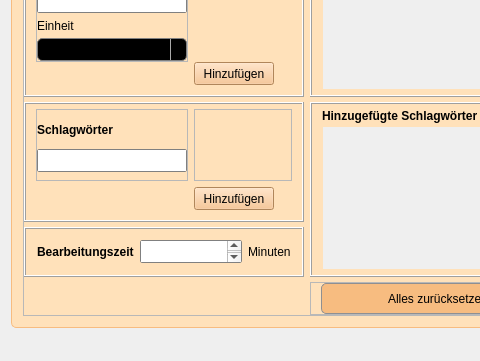
Before: the Qt Designer form mainwindow.ui in DaDarkDan/CookAndBakeryDb, drawn with Qt 5; both pictures show x 0 to 480 and y 373 to 734 of the 1279 by 734 pixel window.
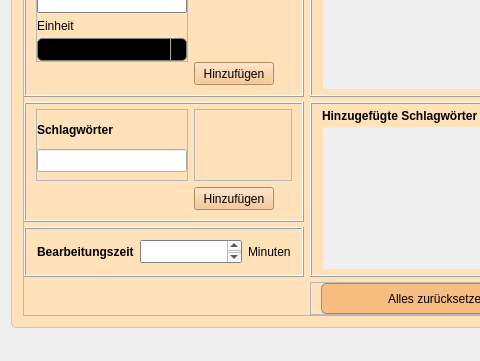
After: the same form once the commit is applied. The open tabs and pages were chosen to show the change. Icons and pictures are not drawn.

What changed in the file:
```diff
--- a/mainwindow.ui
+++ b/mainwindow.ui
@@ -1882,13 +1882,7 @@
                   </widget>
                  </item>
                  <item>
-                  <widget class="QTextEdit" name="createAddedKeywordsTxtEdit">
-                   <property name="sizePolicy">
-                    <sizepolicy hsizetype="Preferred" vsizetype="Preferred">
-                     <horstretch>0</horstretch>
-                     <verstretch>0</verstretch>
-                    </sizepolicy>
-                   </property>
+                  <widget class="QLineEdit" name="createAddedKeywordsLineEdit">
                    <property name="minimumSize">
                     <size>
                      <width>150</width>
@@ -1901,9 +1895,6 @@
                      <height>23</height>
                     </size>
                    </property>
-                   <property name="verticalScrollBarPolicy">
-                    <enum>Qt::ScrollBarAlwaysOff</enum>
-                   </property>
                   </widget>
                  </item>
                 </layout>
```
Left out of the diff: 2 changed lines with no effect on the pictures.
